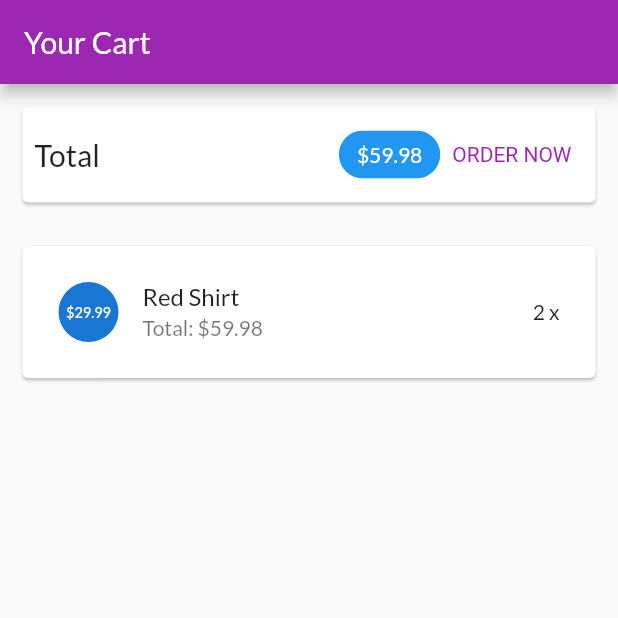
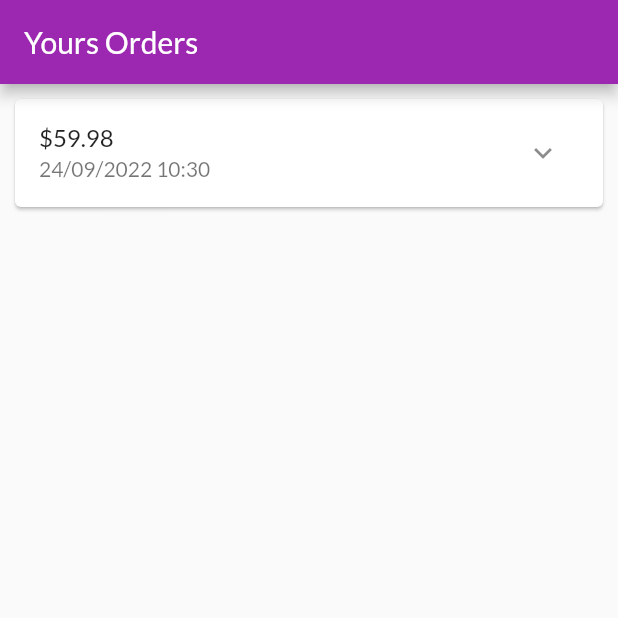
Before and after one commit to NguyenVanVuLinhB1910401/myshop, a Flutter app: the screen it shows after launch, on a phone screen of 412 x 824 dp, the top half of it. Run offline on Flutter 3.47's test engine with Material 2 defaults, Android fonts, the phone set to English and light mode, and no system bars.

Commit message:
Xay dung trang cac dat hang

```diff
--- a/lib/main.dart
+++ b/lib/main.dart
@@ -4,6 +4,7 @@ import 'ui/products/products_manager.dart';
 import 'ui/products/product_detail_screen.dart';
 import 'ui/products/product_overview_screen.dart';
 import 'ui/cart/cart_screen.dart';
+import 'ui/orders/orders_screen.dart';
 
 void main() {
   runApp(const MyApp());
@@ -27,7 +28,7 @@ class MyApp extends StatelessWidget {
         primarySwatch: Colors.blue,
       ),
       home: SafeArea(
-        child: CartScreen(),
+        child: OrdersScreen(),
       ),
     );
   }
--- /dev/null
+++ b/lib/models/order_item.dart
@@ -0,0 +1,33 @@
+import 'cart_item.dart';
+
+class OrderItem {
+  final String? id;
+  final double amount;
+  final List<CartItem> products;
+  final DateTime dateTime;
+
+  int get productCount {
+    return products.length;
+  }
+
+  OrderItem({
+    this.id,
+    required this.amount,
+    required this.products,
+    DateTime? dateTime,
+  }) : dateTime = dateTime ?? DateTime.now();
+
+  OrderItem copyWith({
+    String? id,
+    double? amount,
+    List<CartItem>? products,
+    DateTime? dateTime,
+  }) {
+    return OrderItem(
+      id: id ?? this.id,
+      amount: amount ?? this.amount,
+      products: products ?? this.products,
+      dateTime: dateTime ?? this.dateTime,
+    );
+  }
+}
--- /dev/null
+++ b/lib/ui/orders/order_item_card.dart
@@ -0,0 +1,77 @@
+import 'dart:math';
+
+import 'package:flutter/material.dart';
+import 'package:intl/intl.dart';
+
+import '../../models/order_item.dart';
+
+class OrderItemCard extends StatefulWidget {
+  final OrderItem order;
+  const OrderItemCard(this.order, {super.key});
+
+  @override
+  State<OrderItemCard> createState() => _OrderItemCardState();
+}
+
+class _OrderItemCardState extends State<OrderItemCard> {
+  var _expanded = false;
+  @override
+  Widget build(BuildContext context) {
+    return Card(
+      margin: const EdgeInsets.all(10),
+      child: Column(
+        children: <Widget>[
+          buildOrderSummary(),
+          if (_expanded) buildOrderDetails()
+        ],
+      ),
+    );
+  }
+
+  Widget buildOrderDetails() {
+    return Container(
+      padding: const EdgeInsets.symmetric(horizontal: 15, vertical: 4),
+      height: min(widget.order.productCount * 20.0 + 10, 100),
+      child: ListView(
+        children: widget.order.products
+            .map((prod) => Row(
+                  mainAxisAlignment: MainAxisAlignment.spaceBetween,
+                  children: <Widget>[
+                    Text(
+                      prod.title,
+                      style: const TextStyle(
+                        fontSize: 18,
+                        fontWeight: FontWeight.bold,
+                      ),
+                    ),
+                    Text(
+                      '${prod.quantity}x \$${prod.price}',
+                      style: const TextStyle(
+                        fontSize: 18,
+                        color: Colors.grey,
+                      ),
+                    )
+                  ],
+                ))
+            .toList(),
+      ),
+    );
+  }
+
+  Widget buildOrderSummary() {
+    return ListTile(
+      title: Text('\$${widget.order.amount}'),
+      subtitle: Text(
+        DateFormat('dd/MM/yyyy hh:mm').format(widget.order.dateTime),
+      ),
+      trailing: IconButton(
+        icon: Icon(_expanded ? Icons.expand_less : Icons.expand_more),
+        onPressed: () {
+          setState(() {
+            _expanded = !_expanded;
+          });
+        },
+      ),
+    );
+  }
+}
--- /dev/null
+++ b/lib/ui/orders/order_manager.dart
@@ -0,0 +1,30 @@
+import 'package:flutter/cupertino.dart';
+
+import '../../models/cart_item.dart';
+import '../../models/order_item.dart';
+
+class OrdersManager with ChangeNotifier {
+  final List<OrderItem> _orders = [
+    OrderItem(
+      id: 'o1',
+      amount: 59.98,
+      products: [
+        CartItem(
+          id: 'c1',
+          title: 'Red Shirt',
+          quantity: 2,
+          price: 29.99,
+        )
+      ],
+      dateTime: DateTime.now(),
+    )
+  ];
+
+  int get orderCount {
+    return _orders.length;
+  }
+
+  List<OrderItem> get orders {
+    return [..._orders];
+  }
+}
--- /dev/null
+++ b/lib/ui/orders/orders_screen.dart
@@ -0,0 +1,21 @@
+import 'package:flutter/material.dart';
+
+import 'order_manager.dart';
+import 'order_item_card.dart';
+
+class OrdersScreen extends StatelessWidget {
+  const OrdersScreen({super.key});
+
+  @override
+  Widget build(BuildContext context) {
+    print('building orders');
+    final ordersManager = OrdersManager();
+    return Scaffold(
+      appBar: AppBar(title: const Text('Yours Orders')),
+      body: ListView.builder(
+        itemCount: ordersManager.orderCount,
+        itemBuilder: (ctx, i) => OrderItemCard(ordersManager.orders[i]),
+      ),
+    );
+  }
+}
--- a/pubspec.yaml
+++ b/pubspec.yaml
@@ -33,6 +33,7 @@ dependencies:
   # The following adds the Cupertino Icons font to your application.
   # Use with the CupertinoIcons class for iOS style icons.
   cupertino_icons: ^1.0.2
+  intl: ^0.17.0
 
 dev_dependencies:
   flutter_test:
```
Also changed, not shown: pubspec.lock.
